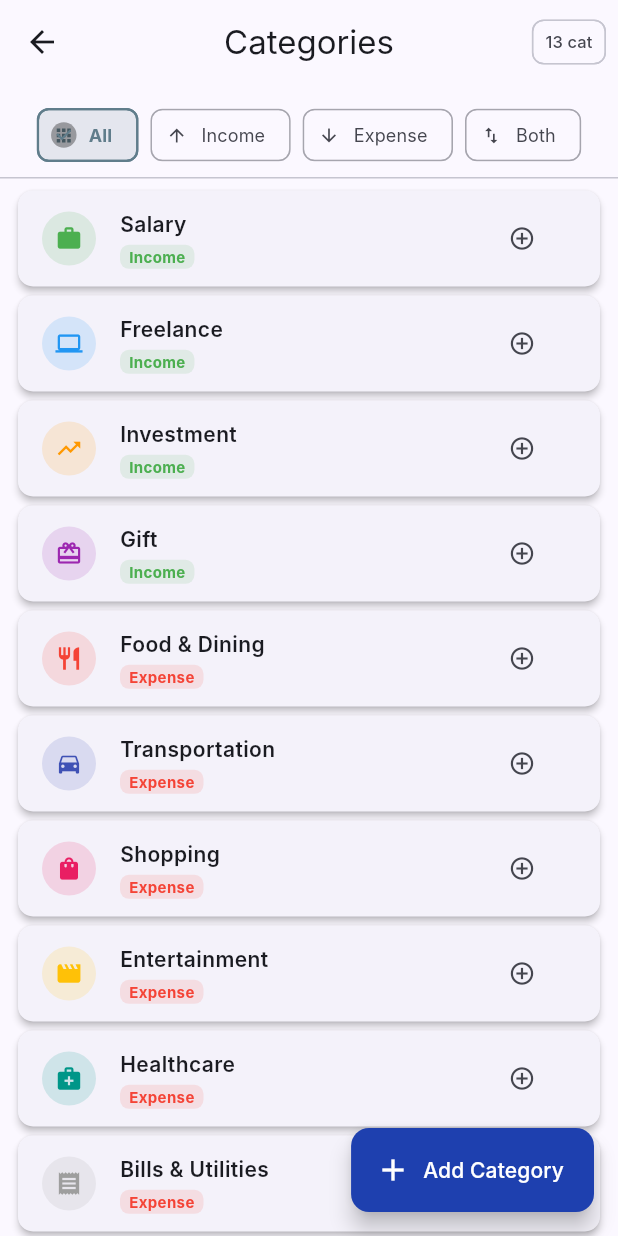
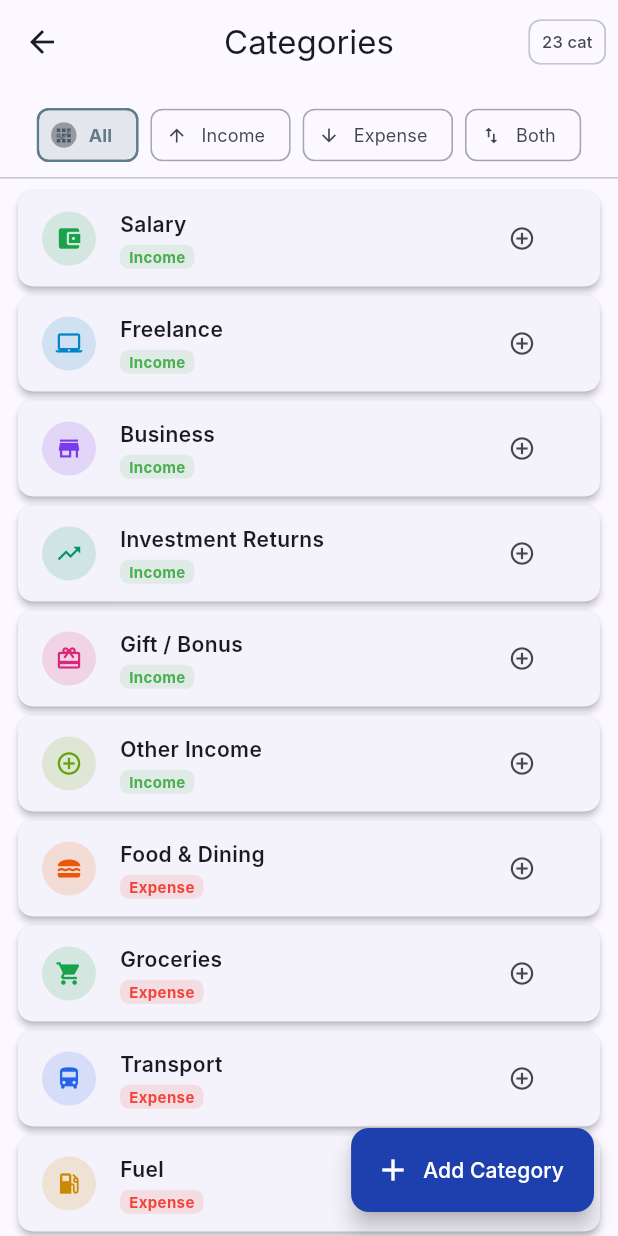
Before and after one commit to iampownkumar/kora_expense_tracker, a Flutter app: the CategoriesScreen screen opened directly, on a phone screen of 412 x 824 dp. Run offline on Flutter 3.47's test engine with Material 3 defaults, Android fonts, the phone set to English and light mode, and no system bars; our stand-ins replace file_picker, image_picker, pdf, permission_handler, shared_preferences, sqflite; accounts and stored records are empty; Roboto replaces fonts that are missing (Inter).

Commit message:
feat: replace default categories with modern comprehensive India-relevant set
INCOME (6):
  Salary          → account_balance_wallet  #16A34A green
  Freelance       → laptop_mac              #0284C7 sky
  Business        → store                   #7C3AED violet
  Investment Returns → trending_up          #059669 emerald
  Gift / Bonus    → card_giftcard           #DB2777 pink
  Other Income    → add_circle_outline      #65A30D lime

EXPENSE (16):
  Food & Dining    → lunch_dining           #EA580C orange
  Groceries        → local_grocery_store    #16A34A green
  Transport        → directions_bus         #2563EB blue
  Fuel             → local_gas_station      #CA8A04 yellow
  Shopping         → shopping_bag           #EC4899 pink
  Bills & Utilities → electric_bolt        #D97706 amber
  Rent & Housing   → home                  #7C3AED violet
  Healthcare       → local_hospital        #DC2626 red
  Entertainment    → movie_filter          #9333EA purple
  Subscriptions    → subscriptions         #0891B2 cyan
  Education        → menu_book             #0284C7 sky
  Travel           → flight_takeoff        #0369A1 sky-dark
  Personal Care    → spa                   #BE185D pink-dark
  EMI / Loan       → account_balance       #374151 gray
  Credit Card Bill → credit_card           #1D4ED8 blue-dark
  Savings & Investment → savings           #15803D green-dark
  Other            → more_horiz            #6B7280 gray-mid

```diff
--- a/lib/constants/app_constants.dart
+++ b/lib/constants/app_constants.dart
@@ -42,87 +42,148 @@ class AppConstants {
   static const String accountTypeCredit = 'credit';
   static const String accountTypeInvestment = 'investment';
 
-  // Default Categories
+  // Default Categories — comprehensive, modern, India-relevant
   static const List<Map<String, dynamic>> defaultCategories = [
-    // Income Categories
+
+    // ── Income ─────────────────────────────────────────────────────────────
     {
       'name': 'Salary',
-      'icon': Icons.work,
-      'color': Colors.green,
+      'icon': Icons.account_balance_wallet,
+      'color': Color(0xFF16A34A), // green-600
       'type': 'income',
     },
     {
       'name': 'Freelance',
-      'icon': Icons.computer,
-      'color': Colors.blue,
+      'icon': Icons.laptop_mac,
+      'color': Color(0xFF0284C7), // sky-600
       'type': 'income',
     },
     {
-      'name': 'Investment',
-      'icon': Icons.trending_up,
-      'color': Colors.orange,
+      'name': 'Business',
+      'icon': Icons.store,
+      'color': Color(0xFF7C3AED), // violet-600
       'type': 'income',
     },
     {
-      'name': 'Gift',
+      'name': 'Investment Returns',
+      'icon': Icons.trending_up,
+      'color': Color(0xFF059669), // emerald-600
+      'type': 'income',
+    },
+    {
+      'name': 'Gift / Bonus',
       'icon': Icons.card_giftcard,
-      'color': Colors.purple,
+      'color': Color(0xFFDB2777), // pink-600
+      'type': 'income',
+    },
+    {
+      'name': 'Other Income',
+      'icon': Icons.add_circle_outline,
+      'color': Color(0xFF65A30D), // lime-600
       'type': 'income',
     },
 
-    // Expense Categories
+    // ── Expense ─────────────────────────────────────────────────────────────
     {
       'name': 'Food & Dining',
-      'icon': Icons.restaurant,
-      'color': Colors.red,
+      'icon': Icons.lunch_dining,
+      'color': Color(0xFFEA580C), // orange-600
       'type': 'expense',
     },
     {
-      'name': 'Transportation',
-      'icon': Icons.directions_car,
-      'color': Colors.indigo,
+      'name': 'Groceries',
+      'icon': Icons.local_grocery_store,
+      'color': Color(0xFF16A34A), // green-600
+      'type': 'expense',
+    },
+    {
+      'name': 'Transport',
+      'icon': Icons.directions_bus,
+      'color': Color(0xFF2563EB), // blue-600
+      'type': 'expense',
+    },
+    {
+      'name': 'Fuel',
+      'icon': Icons.local_gas_station,
+      'color': Color(0xFFCA8A04), // yellow-600
       'type': 'expense',
     },
     {
       'name': 'Shopping',
       'icon': Icons.shopping_bag,
-      'color': Colors.pink,
+      'color': Color(0xFFEC4899), // pink-500
+      'type': 'expense',
+    },
+    {
+      'name': 'Bills & Utilities',
+      'icon': Icons.electric_bolt,
+      'color': Color(0xFFD97706), // amber-600
+      'type': 'expense',
+    },
+    {
+      'name': 'Rent & Housing',
+      'icon': Icons.home,
+      'color': Color(0xFF7C3AED), // violet-600
+      'type': 'expense',
+    },
+    {
+      'name': 'Healthcare',
+      'icon': Icons.local_hospital,
+      'color': Color(0xFFDC2626), // red-600
       'type': 'expense',
     },
     {
       'name': 'Entertainment',
-      'icon': Icons.movie,
-      'color': Colors.amber,
+      'icon': Icons.movie_filter,
+      'color': Color(0xFF9333EA), // purple-600
       'type': 'expense',
     },
     {
-      'name': 'Healthcare',
-      'icon': Icons.medical_services,
-      'color': Colors.teal,
-      'type': 'expense',
-    },
-    {
-      'name': 'Bills & Utilities',
-      'icon': Icons.receipt,
-      'color': Colors.grey,
+      'name': 'Subscriptions',
+      'icon': Icons.subscriptions,
+      'color': Color(0xFF0891B2), // cyan-600
       'type': 'expense',
     },
     {
       'name': 'Education',
-      'icon': Icons.school,
-      'color': Colors.cyan,
+      'icon': Icons.menu_book,
+      'color': Color(0xFF0284C7), // sky-600
       'type': 'expense',
     },
     {
       'name': 'Travel',
-      'icon': Icons.flight,
-      'color': Colors.deepOrange,
+      'icon': Icons.flight_takeoff,
+      'color': Color(0xFF0369A1), // sky-700
       'type': 'expense',
     },
     {
-      'name': 'Credit Card Payment',
-      'icon': Icons.payment,
-      'color': Colors.blue,
+      'name': 'Personal Care',
+      'icon': Icons.spa,
+      'color': Color(0xFFBE185D), // pink-700
+      'type': 'expense',
+    },
+    {
+      'name': 'EMI / Loan',
+      'icon': Icons.account_balance,
+      'color': Color(0xFF374151), // gray-700
+      'type': 'expense',
+    },
+    {
+      'name': 'Credit Card Bill',
+      'icon': Icons.credit_card,
+      'color': Color(0xFF1D4ED8), // blue-700
+      'type': 'expense',
+    },
+    {
+      'name': 'Savings & Investment',
+      'icon': Icons.savings,
+      'color': Color(0xFF15803D), // green-700
+      'type': 'expense',
+    },
+    {
+      'name': 'Other',
+      'icon': Icons.more_horiz,
+      'color': Color(0xFF6B7280), // gray-500
       'type': 'expense',
     },
   ];
--- a/lib/core/constants/app_constants.dart
+++ b/lib/core/constants/app_constants.dart
@@ -42,87 +42,148 @@ class AppConstants {
   static const String accountTypeCredit = 'credit';
   static const String accountTypeInvestment = 'investment';
 
-  // Default Categories
+  // Default Categories — comprehensive, modern, India-relevant
   static const List<Map<String, dynamic>> defaultCategories = [
-    // Income Categories
+
+    // ── Income ─────────────────────────────────────────────────────────────
     {
       'name': 'Salary',
-      'icon': Icons.work,
-      'color': Colors.green,
+      'icon': Icons.account_balance_wallet,
+      'color': Color(0xFF16A34A), // green-600
       'type': 'income',
     },
     {
       'name': 'Freelance',
-      'icon': Icons.computer,
-      'color': Colors.blue,
+      'icon': Icons.laptop_mac,
+      'color': Color(0xFF0284C7), // sky-600
       'type': 'income',
     },
     {
-      'name': 'Investment',
-      'icon': Icons.trending_up,
-      'color': Colors.orange,
+      'name': 'Business',
+      'icon': Icons.store,
+      'color': Color(0xFF7C3AED), // violet-600
       'type': 'income',
     },
     {
-      'name': 'Gift',
+      'name': 'Investment Returns',
+      'icon': Icons.trending_up,
+      'color': Color(0xFF059669), // emerald-600
+      'type': 'income',
+    },
+    {
+      'name': 'Gift / Bonus',
       'icon': Icons.card_giftcard,
-      'color': Colors.purple,
+      'color': Color(0xFFDB2777), // pink-600
+      'type': 'income',
+    },
+    {
+      'name': 'Other Income',
+      'icon': Icons.add_circle_outline,
+      'color': Color(0xFF65A30D), // lime-600
       'type': 'income',
     },
 
-    // Expense Categories
+    // ── Expense ─────────────────────────────────────────────────────────────
     {
       'name': 'Food & Dining',
-      'icon': Icons.restaurant,
-      'color': Colors.red,
+      'icon': Icons.lunch_dining,
+      'color': Color(0xFFEA580C), // orange-600
       'type': 'expense',
     },
     {
-      'name': 'Transportation',
-      'icon': Icons.directions_car,
-      'color': Colors.indigo,
+      'name': 'Groceries',
+      'icon': Icons.local_grocery_store,
+      'color': Color(0xFF16A34A), // green-600
+      'type': 'expense',
+    },
+    {
+      'name': 'Transport',
+      'icon': Icons.directions_bus,
+      'color': Color(0xFF2563EB), // blue-600
+      'type': 'expense',
+    },
+    {
+      'name': 'Fuel',
+      'icon': Icons.local_gas_station,
+      'color': Color(0xFFCA8A04), // yellow-600
       'type': 'expense',
     },
     {
       'name': 'Shopping',
       'icon': Icons.shopping_bag,
-      'color': Colors.pink,
+      'color': Color(0xFFEC4899), // pink-500
+      'type': 'expense',
+    },
+    {
+      'name': 'Bills & Utilities',
+      'icon': Icons.electric_bolt,
+      'color': Color(0xFFD97706), // amber-600
+      'type': 'expense',
+    },
+    {
+      'name': 'Rent & Housing',
+      'icon': Icons.home,
+      'color': Color(0xFF7C3AED), // violet-600
+      'type': 'expense',
+    },
+    {
+      'name': 'Healthcare',
+      'icon': Icons.local_hospital,
+      'color': Color(0xFFDC2626), // red-600
       'type': 'expense',
     },
     {
       'name': 'Entertainment',
-      'icon': Icons.movie,
-      'color': Colors.amber,
+      'icon': Icons.movie_filter,
+      'color': Color(0xFF9333EA), // purple-600
       'type': 'expense',
     },
     {
-      'name': 'Healthcare',
-      'icon': Icons.medical_services,
-      'color': Colors.teal,
-      'type': 'expense',
-    },
-    {
-      'name': 'Bills & Utilities',
-      'icon': Icons.receipt,
-      'color': Colors.grey,
+      'name': 'Subscriptions',
+      'icon': Icons.subscriptions,
+      'color': Color(0xFF0891B2), // cyan-600
       'type': 'expense',
     },
     {
       'name': 'Education',
-      'icon': Icons.school,
-      'color': Colors.cyan,
+      'icon': Icons.menu_book,
+      'color': Color(0xFF0284C7), // sky-600
       'type': 'expense',
     },
     {
       'name': 'Travel',
-      'icon': Icons.flight,
-      'color': Colors.deepOrange,
+      'icon': Icons.flight_takeoff,
+      'color': Color(0xFF0369A1), // sky-700
       'type': 'expense',
     },
     {
-      'name': 'Credit Card Payment',
-      'icon': Icons.payment,
-      'color': Colors.blue,
+      'name': 'Personal Care',
+      'icon': Icons.spa,
+      'color': Color(0xFFBE185D), // pink-700
+      'type': 'expense',
+    },
+    {
+      'name': 'EMI / Loan',
+      'icon': Icons.account_balance,
+      'color': Color(0xFF374151), // gray-700
+      'type': 'expense',
+    },
+    {
+      'name': 'Credit Card Bill',
+      'icon': Icons.credit_card,
+      'color': Color(0xFF1D4ED8), // blue-700
+      'type': 'expense',
+    },
+    {
+      'name': 'Savings & Investment',
+      'icon': Icons.savings,
+      'color': Color(0xFF15803D), // green-700
+      'type': 'expense',
+    },
+    {
+      'name': 'Other',
+      'icon': Icons.more_horiz,
+      'color': Color(0xFF6B7280), // gray-500
       'type': 'expense',
     },
   ];
```
